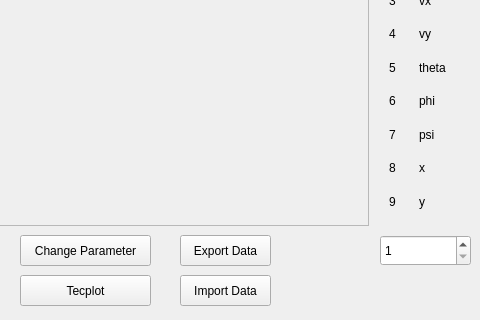
Old version of the form branches/QT+odeint2/mainwindow.ui in the repository masterjava1/rwthsselabws2011g11; both pictures show x 150 to 630 and y 215 to 535 of the 630 by 535 pixel window.
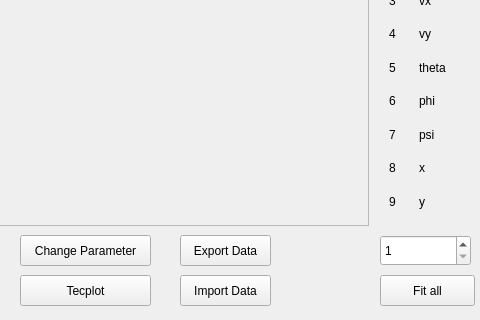
New version of the form. Icons and pictures are not drawn.

```diff
--- a/branches/QT+odeint2/mainwindow.ui
+++ b/branches/QT+odeint2/mainwindow.ui
@@ -495,6 +495,19 @@
      </item>
     </layout>
    </widget>
+   <widget class="QPushButton" name="pushButton">
+    <property name="geometry">
+     <rect>
+      <x>530</x>
+      <y>490</y>
+      <width>95</width>
+      <height>31</height>
+     </rect>
+    </property>
+    <property name="text">
+     <string>Fit all</string>
+    </property>
+   </widget>
   </widget>
   <action name="actionOpenParameterOptions">
    <property name="text">
```
Left out of the diff: 21 changed lines with no effect on the pictures.
